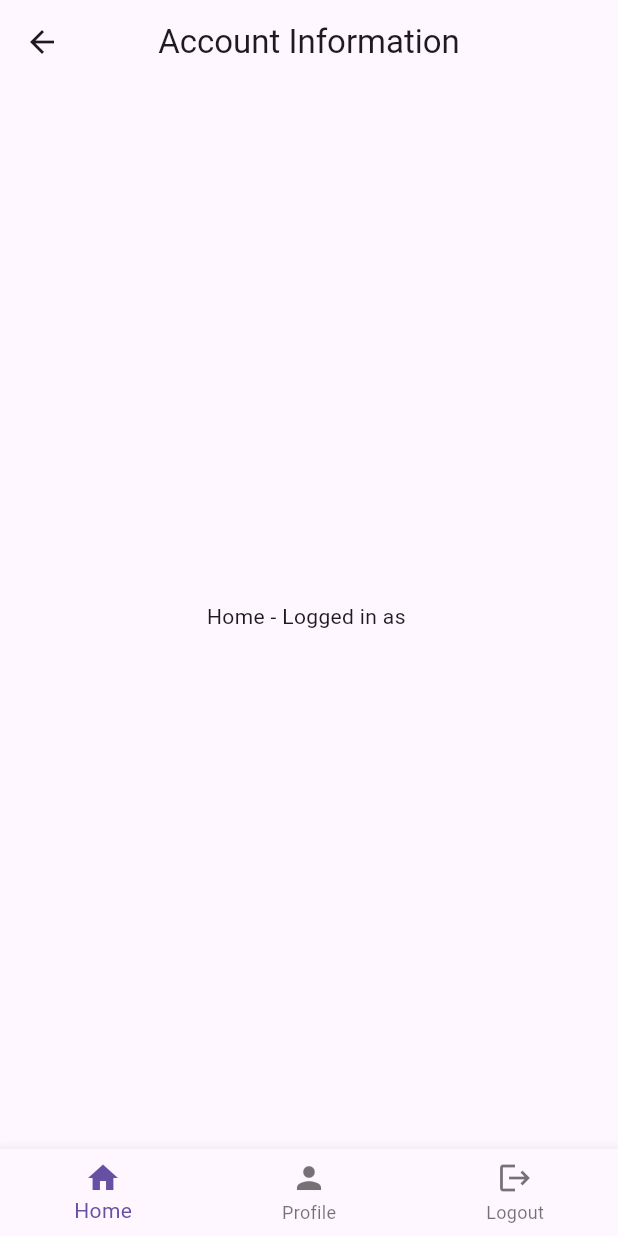
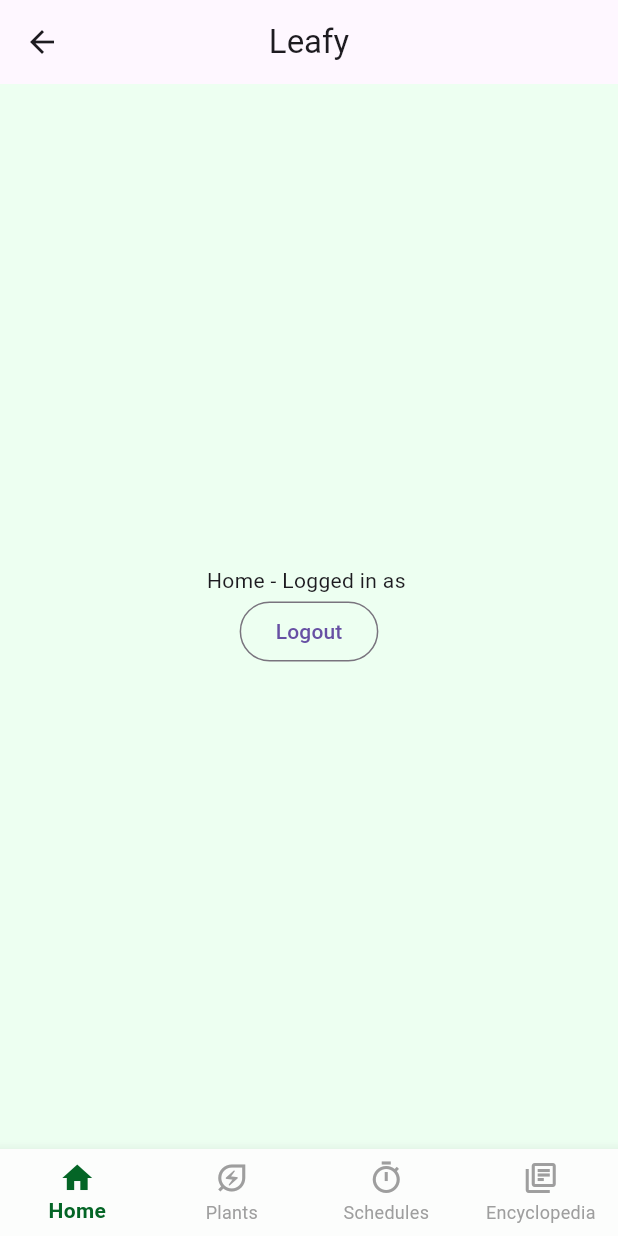
Before and after one commit to reivertt/ppb-fp-9, a Flutter app: the HomeScreen screen opened by its route, on a phone screen of 412 x 824 dp. Run offline on Flutter 3.47's test engine with Material 3 defaults, Android fonts, the phone set to English and light mode, and no system bars; our stand-ins replace firebase_auth, firebase_core; accounts and stored records are empty; generated files the repository leaves out were written again.

Commit message:
bottom navbar done

```diff
--- a/lib/screens/home.dart
+++ b/lib/screens/home.dart
@@ -19,14 +19,23 @@ class _HomeScreenState extends State<HomeScreen> {
 
   // Daftar tampilan konten per tab
   List<Widget> _pages(User? user) => [
-    Center(child: Text('Home - Logged in as ${user?.email}')),
-    const Center(child: Text('Profile Page')),
     Center(
-      child: OutlinedButton(
-        onPressed: () => logout(context),
-        child: const Text('Logout'),
+      child: Column(
+        mainAxisAlignment: MainAxisAlignment.center,
+        children: [
+          Center(child: Text('Home - Logged in as ${user?.email ?? "Unknown"}')),
+          Center(
+            child: OutlinedButton(
+              onPressed: () => logout(context),
+              child: const Text('Logout'),
+            ),
+          ),
+        ],
       ),
     ),
+    const Center(child: Text('Plants Page')),
+    const Center(child: Text('Schedules Page')),
+    const Center(child: Text('Encyclopedia Page')),
   ];
 
   void _onItemTapped(int index) {
@@ -40,28 +49,61 @@ class _HomeScreenState extends State<HomeScreen> {
     return StreamBuilder<User?>(
       stream: FirebaseAuth.instance.authStateChanges(),
       builder: (context, snapshot) {
+        final user = snapshot.data;
+        final pages = _pages(user);
+
+        // Safety check untuk memastikan index tidak keluar batas
+        if (_selectedIndex >= pages.length) {
+          _selectedIndex = 0;
+        }
         if (snapshot.hasData) {
           return Scaffold(
+            backgroundColor: Color(0xFFEDFFF1),
             appBar: AppBar(
-              title: const Text('Account Information'),
+              title: const Text('Leafy'),
               centerTitle: true,
             ),
             body: _pages(snapshot.data)[_selectedIndex], // Ganti berdasarkan tab
             bottomNavigationBar: BottomNavigationBar(
+              backgroundColor: Color(0xFFFCFDFC),
               currentIndex: _selectedIndex,
               onTap: _onItemTapped,
+              type: BottomNavigationBarType.fixed,
+
+              // Warna ikon & label saat aktif & tidak aktif
+              selectedItemColor: const Color(0xFF046526),
+              unselectedItemColor: Colors.grey,
+
+              // Style teks
+              selectedLabelStyle: const TextStyle(
+                fontWeight: FontWeight.bold,
+                fontSize: 14,
+              ),
+              unselectedLabelStyle: const TextStyle(
+                fontWeight: FontWeight.normal,
+                fontSize: 12,
+              ),
+
               items: const [
                 BottomNavigationBarItem(
-                  icon: Icon(Icons.home),
+                  icon: Icon(Icons.home_outlined),
+                  activeIcon: Icon(Icons.home,),
                   label: 'Home',
                 ),
                 BottomNavigationBarItem(
-                  icon: Icon(Icons.person),
-                  label: 'Profile',
+                  icon: Icon(Icons.energy_savings_leaf_outlined),
+                  activeIcon: Icon(Icons.energy_savings_leaf),
+                  label: 'Plants',
                 ),
                 BottomNavigationBarItem(
-                  icon: Icon(Icons.logout),
-                  label: 'Logout',
+                  icon: Icon(Icons.timer_outlined),
+                  activeIcon: Icon(Icons.timer),
+                  label: 'Schedules',
+                ),
+                BottomNavigationBarItem(
+                  icon: Icon(Icons.library_books_outlined),
+                  activeIcon: Icon(Icons.library_books),
+                  label: 'Encyclopedia',
                 ),
               ],
             ),
--- a/lib/screens/register.dart
+++ b/lib/screens/register.dart
@@ -11,6 +11,7 @@ class RegisterScreen extends StatefulWidget {
 class _RegisterScreenState extends State<RegisterScreen> {
   final _emailController = TextEditingController();
   final _passwordController = TextEditingController();
+  final _usernameController = TextEditingController();
 
   bool _isLoading = false;
   String _errorCode = "";
@@ -66,6 +67,25 @@ class _RegisterScreenState extends State<RegisterScreen> {
                 // color: Colors.blue[200],
               ),
               const SizedBox(height: 48),
+              TextField(
+                controller: _usernameController,
+                cursorColor: Color(0xFF046526),
+                style: TextStyle(color: Colors.black),
+                decoration: InputDecoration(
+                  labelText: "Username",
+                  labelStyle: TextStyle(color: Color(0xFF046526)),
+                  hintStyle: TextStyle(color: Color(0xFF046526)),
+                  enabledBorder: OutlineInputBorder(
+                    borderSide: BorderSide(color: Colors.black38),
+                    borderRadius: BorderRadius.circular(6),
+                  ),
+                  focusedBorder: OutlineInputBorder(
+                    borderSide: BorderSide(color: Color(0xFF046526)),
+                    borderRadius: BorderRadius.circular(6),
+                  ),
+                ),
+              ),
+              const SizedBox(height: 12,),
               TextField(
                 controller: _emailController,
                 cursorColor: Color(0xFF046526),
@@ -129,7 +149,7 @@ class _RegisterScreenState extends State<RegisterScreen> {
                   const Text('Already have an account?'),
                   TextButton(
                     onPressed: navigateLogin,
-                    child: const Text('Login', style: TextStyle(color: Color(0xFF046526)),),
+                    child: const Text('Login now', style: TextStyle(color: Color(0xFF046526)),),
                   )
                 ],
               )
```
